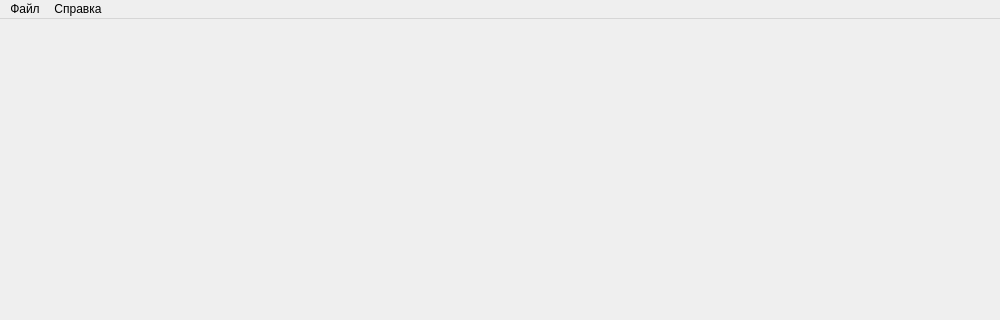
Old version of the form VKR/manager.ui in the repository Iris-Von-Everec/VKR; both pictures show x 0 to 1000 and y 0 to 320 of the 1000 by 600 pixel window.
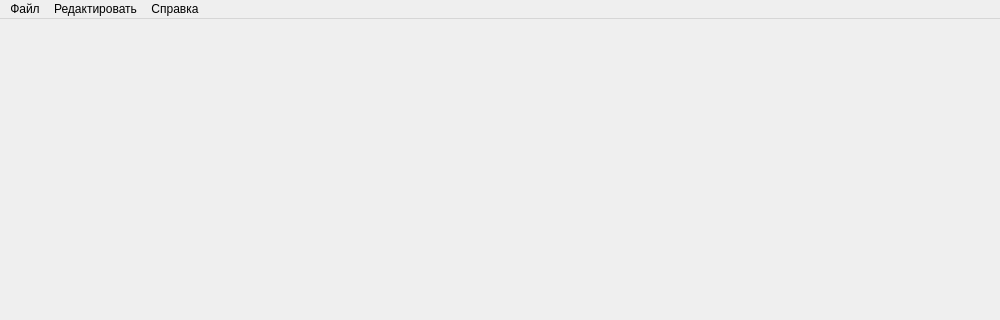
New version of the form.

Patch:
```diff
--- a/VKR/manager.ui
+++ b/VKR/manager.ui
@@ -36,7 +36,13 @@
      <string>Справка</string>
     </property>
    </widget>
+   <widget class="QMenu" name="menu">
+    <property name="title">
+     <string>Редактировать</string>
+    </property>
+   </widget>
    <addaction name="File"/>
+   <addaction name="menu"/>
    <addaction name="Spravka"/>
   </widget>
   <widget class="QStatusBar" name="statusbar"/>
```
